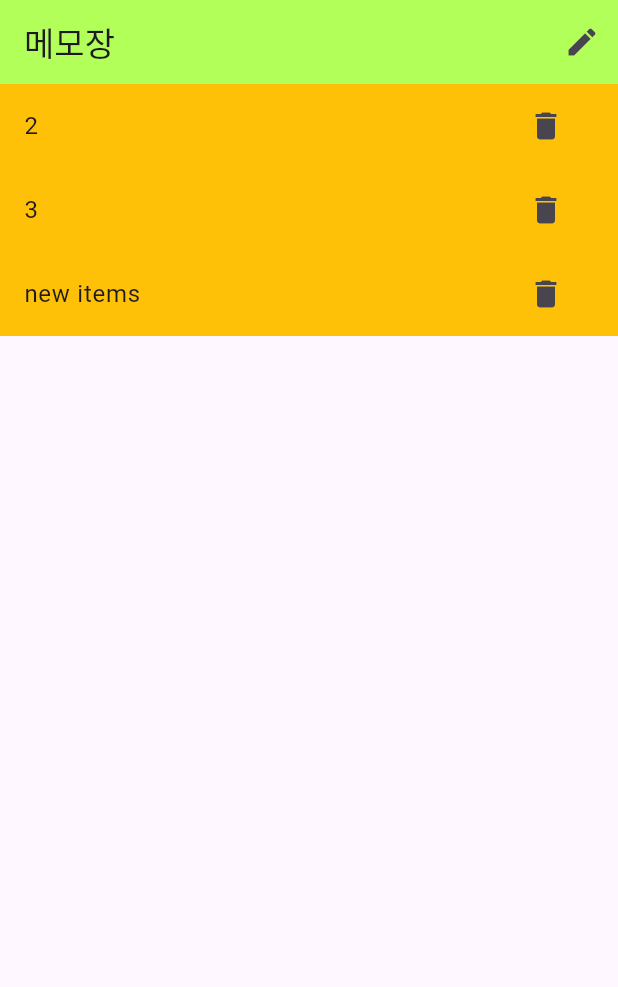
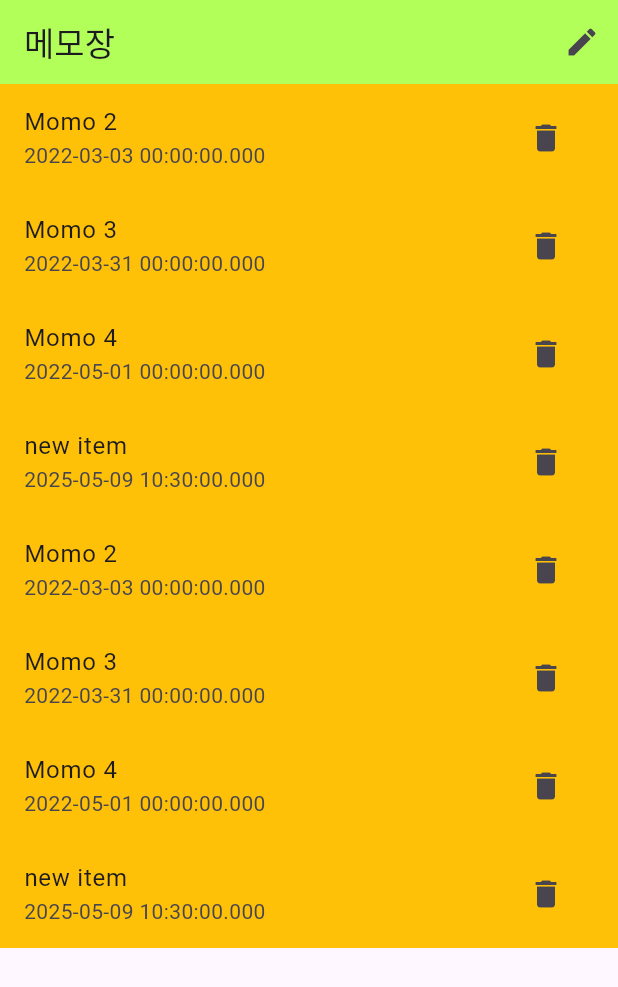
Before and after one commit to skoiyme/flutter, a Flutter app: the screen it shows after launch, after a tap on the "delete" icon, after a tap on the "create" icon, on a phone screen of 412 x 824 dp. Shown: the top 987 px of the screen. Run offline on Flutter 3.47's test engine with Material 3 defaults, Android fonts, the phone set to English and light mode, and no system bars.

Commit message:
메모장 수정
커스텀위젯, 클래스 생성 공부

```diff
--- a/lib/main.dart
+++ b/lib/main.dart
@@ -1,4 +1,5 @@
 import 'package:flutter/material.dart';
+import 'models/memo_data.dart';
 
 void main() {
   runApp(const MyApp2());
@@ -27,7 +28,12 @@ class MyMemoAppPage extends StatefulWidget {
 }
 
 class _MyMemoAppPageState extends State<MyMemoAppPage> {
-  List<String> items = ['1','2','3'];
+  List<MemoData> items = [
+    MemoData(content: 'Momo 1', createAt: DateTime(2022, 1, 31)),
+    MemoData(content: 'Momo 2', createAt: DateTime(2022, 2, 31)),
+    MemoData(content: 'Momo 3', createAt: DateTime(2022, 3, 31)),
+    MemoData(content: 'Momo 4', createAt: DateTime(2022, 4, 31)),
+  ];
   @override
   Widget build(BuildContext context) {
     return Scaffold(
@@ -37,27 +43,56 @@ class _MyMemoAppPageState extends State<MyMemoAppPage> {
           actions: [
             IconButton(onPressed: (){
               setState(() {
-                items.add('new items');
+                items.add(MemoData(content: 'new item', createAt: DateTime.now()));
                 print(items);
               });
             }, icon: Icon(Icons.create),)
           ],
         ),
-        body: ListView.builder(itemCount: items.length, itemBuilder: (context, index) {
-          return ListTile(
-            title: Text(items[index]),
-            tileColor: Colors.amber,
-            trailing: IconButton(onPressed: (){
+        body: Column(
+          children: [
+            CostomListView(items: items, onDelete: (index){
+              setState(() {
+                items.removeAt(index);
+                print(items);
+
+              });
+            },
+            ),
+            CostomListView(items: items, onDelete: (index){
               setState(() {
                 items.removeAt(index);
                 print(items);
               });
-            }, icon: Icon(Icons.delete)),
-          );
-        }));
+            },
+            ),
+          ],
+        )
+
+    );
   }
 }
 
+class CostomListView extends StatelessWidget {
+  final List<MemoData> items;
+  final Function(int) onDelete;
+  const CostomListView({super.key, required this.items, required this.onDelete});
+
+  @override
+  Widget build(BuildContext context) {
+    return ListView.builder(physics: NeverScrollableScrollPhysics(), shrinkWrap: true, itemCount: items.length, itemBuilder: (context, index) {
+      return ListTile(
+        title: Text(items[index].content),
+        subtitle: Text('${items[index].createAt}'),
+        tileColor: Colors.amber,
+        trailing: IconButton(onPressed: (){
+          onDelete(index);
+
+        }, icon: Icon(Icons.delete)),
+      );
+    });
+  }
+}
 
 
 
--- /dev/null
+++ b/lib/models/memo_data.dart
@@ -0,0 +1,7 @@
+class MemoData {
+  String content;
+  final DateTime createAt;
+
+  MemoData({required this.content, required this.createAt});
+
+}
--- a/lib/test_main.dart
+++ /dev/null
@@ -1,20 +0,0 @@
-import 'package:flutter/material.dart';
-
-void main() {
-  runApp(const MyApp());
-}
-
-class MyApp extends StatelessWidget {
-  const MyApp({super.key});
-
-  @override
-  Widget build(BuildContext context) {
-    return MaterialApp(
-      home: Scaffold(
-        body: Container(
-          child: Text('data2'),
-        ),
-      ),
-    );
-  }
-}
```
